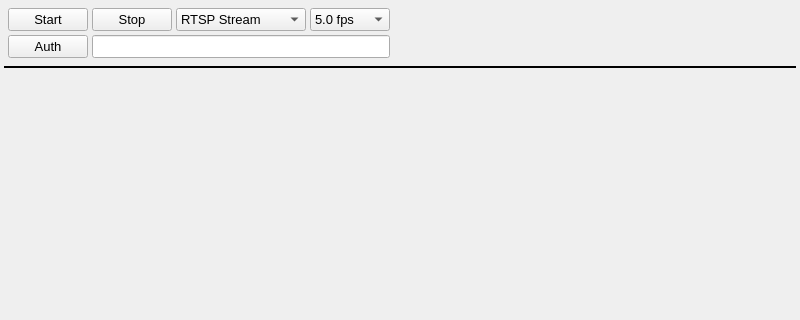
Before: the Qt Designer form mw4/gui/widgets/video.ui in mworion/MountWizzard4, drawn with Qt 5; both pictures show x 0 to 800 and y 0 to 320 of the 800 by 600 pixel window.
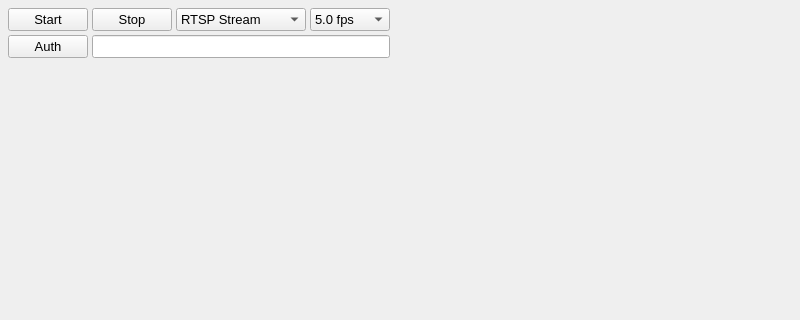
After: the same form once the commit is applied.

Diff of the .ui file:
```diff
--- a/mw4/gui/widgets/video.ui
+++ b/mw4/gui/widgets/video.ui
@@ -42,7 +42,6 @@
   </property>
   <property name="font">
    <font>
-    <family>Arial</family>
     <pointsize>10</pointsize>
    </font>
   </property>
@@ -264,9 +263,6 @@
    </item>
    <item>
     <widget class="Line" name="line">
-     <property name="frameShadow">
-      <enum>QFrame::Plain</enum>
-     </property>
      <property name="lineWidth">
       <number>2</number>
      </property>
@@ -274,7 +270,7 @@
       <number>1</number>
      </property>
      <property name="orientation">
-      <enum>Qt::Horizontal</enum>
+      <enum>Qt::Vertical</enum>
      </property>
     </widget>
    </item>
```
Left out of the diff: 6 changed lines with no effect on the pictures.
